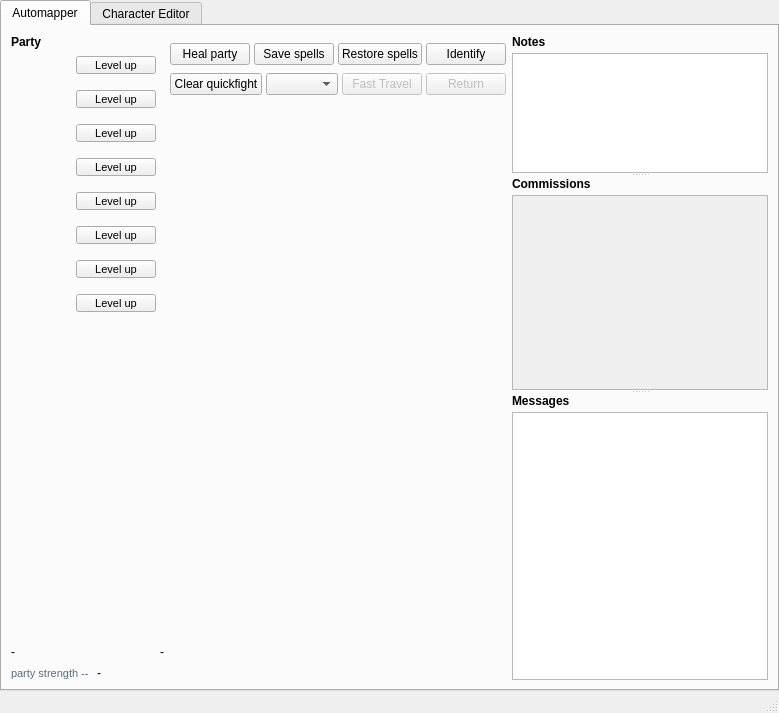
First picture: the form in wish/window.ui, repository malcyon/wish, before the edit.
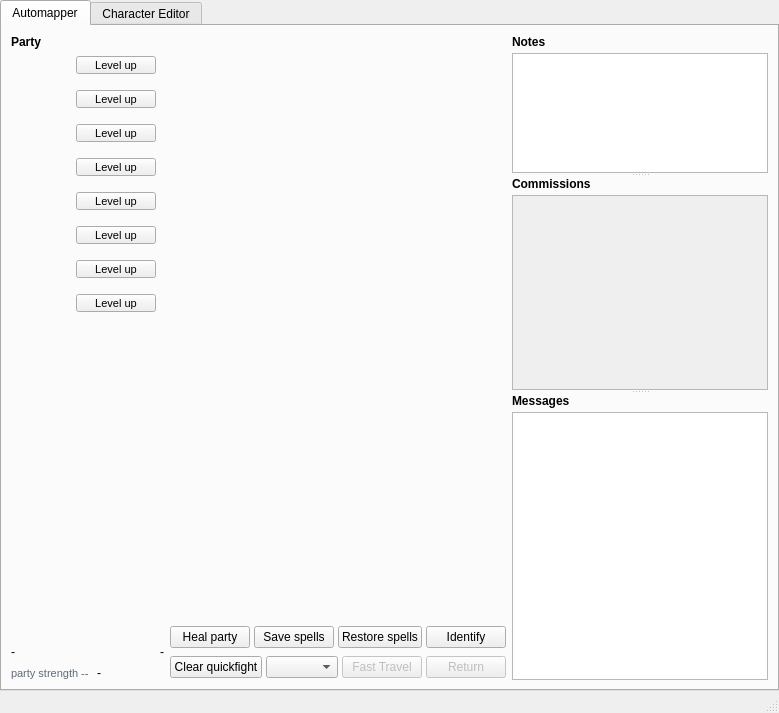
Second picture: the form after the edit. Custom widgets are drawn as their Qt base class.

Commit message: UI: Allow map to scale up and fill available space on large screens

What changed in the file:
```diff
--- a/wish/window.ui
+++ b/wish/window.ui
@@ -1018,7 +1018,7 @@
            </item></layout></item></layout>
          </widget>
         </item>
-        <item row="0" column="1" alignment="Qt::AlignTop">
+        <item row="0" column="1">
          <widget class="QWidget" name="map_column">
           <layout class="QVBoxLayout" name="map_column_layout">
            <property name="spacing">
```
The commit also changes 2 other files.
